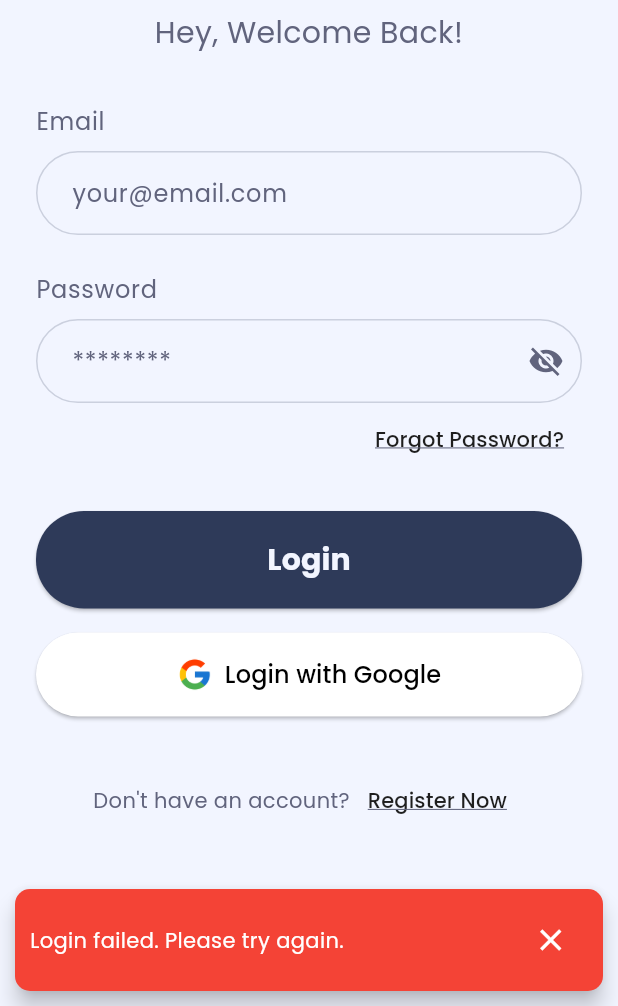
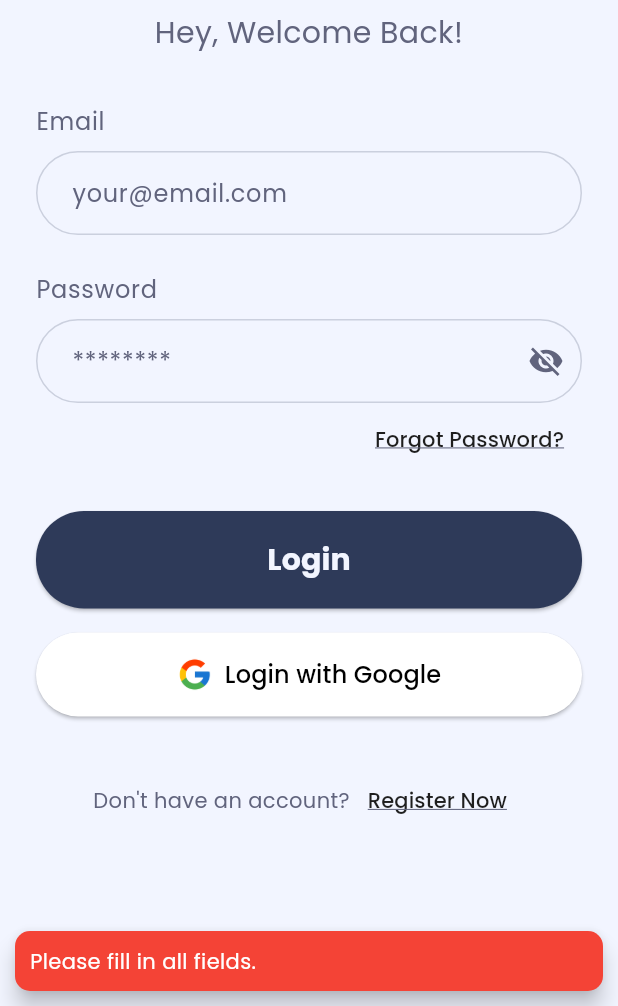
Before and after one commit to burcok/cookrange, a Flutter app: the LoginScreen screen opened by its route, after a tap on "Login", on a phone screen of 412 x 824 dp, the part 230-1236 px from its top. Run offline on Flutter 3.47's test engine with Material 3 defaults, Android fonts, the phone set to English and light mode, and no system bars; our stand-ins replace connectivity_plus, device_info_plus, firebase_analytics, firebase_auth, firebase_core, firebase_crashlytics and 8 more; accounts and stored records are empty; generated files the repository leaves out were written again.

Commit message:
Update Firebase dependencies, enhance authentication error handling, and improve user experience in login and registration flows. Add home screen navigation and refine analytics logging for user actions.

```diff
--- a/lib/main.dart
+++ b/lib/main.dart
@@ -15,6 +15,7 @@ import 'providers/onboarding_provider.dart';
 import 'screens/splash_screen.dart';
 import 'screens/auth/login_screen.dart';
 import 'screens/auth/register_screen.dart';
+import 'screens/home/home.dart';
 
 Future<void> main() async {
   WidgetsFlutterBinding.ensureInitialized();
@@ -107,6 +108,7 @@ class MyApp extends StatelessWidget {
                 routes: {
                   '/login': (context) => const LoginScreen(),
                   '/register': (context) => const RegisterScreen(),
+                  '/home': (context) => const HomeScreen(),
                   // Diğer authentication ekranları buraya eklenecek
                 },
                 navigatorObservers: [
--- a/lib/screens/auth/login_screen.dart
+++ b/lib/screens/auth/login_screen.dart
@@ -39,67 +39,69 @@ class _LoginScreenState extends State<LoginScreen> {
   }
 
   Future<void> _login(BuildContext context) async {
-    if (_isLoading) return; // Prevent multiple login attempts
+    if (_isLoading) return;
 
     setState(() {
       _isLoading = true;
     });
 
     try {
-      // Validate inputs before making the API call
-      if (_emailController.text.trim().isEmpty ||
-          _passwordController.text.trim().isEmpty) {
-        throw Exception('empty-fields');
+      final email = _emailController.text.trim();
+      final password = _passwordController.text.trim();
+
+      if (email.isEmpty || password.isEmpty) {
+        throw AuthException('empty-fields');
       }
 
-      await AuthService().signInWithEmail(
-        _emailController.text.trim(),
-        _passwordController.text.trim(),
-      );
+      final user = await AuthService().signInWithEmail(email, password);
 
-      if (mounted) {
-        // Navigator.pushNamed(context, "/home");
-        ScaffoldMessenger.of(context).showSnackBar(
-          SnackBar(
-            content: Text(
-              'Giriş Başarılı',
-              style: const TextStyle(
-                fontFamily: 'Poppins',
-                fontSize: 14,
-                color: Colors.black,
-              ),
-            ),
-            duration: const Duration(seconds: 10),
-            backgroundColor: Colors.green,
-            shape: RoundedRectangleBorder(
-              borderRadius: BorderRadius.circular(10),
-            ),
-            closeIconColor: Colors.white,
-            showCloseIcon: true,
-            behavior: SnackBarBehavior.floating,
-            margin: const EdgeInsets.all(10),
-            padding: const EdgeInsets.all(10),
-          ),
+      print('user: $user');
+      if (!mounted) return;
+      print('mounted');
+
+      if (user != null) {
+        if (!user.emailVerified) {
+          await AuthService().sendEmailVerification();
+        }
+
+        Navigator.pushNamedAndRemoveUntil(
+          context,
+          "/home",
+          (route) => false,
         );
       }
-    } on Exception catch (e) {
+    } on AuthException catch (e) {
       if (!mounted) return;
 
       String msg;
-      print(e.toString());
-      if (e.toString().contains('user-not-found')) {
+      switch (e.code) {
+        case 'user-not-found':
+        case 'wrong-password':
+        case 'invalid-email':
           msg = AppLocalizations.of(context)
               .translate('auth.login_errors.invalid_credentials');
-      } else if (e.toString().contains('wrong-password')) {
-        msg = AppLocalizations.of(context)
-            .translate('auth.login_errors.invalid_credentials');
-      } else if (e.toString().contains('invalid-email')) {
-        msg = AppLocalizations.of(context)
-            .translate('auth.login_errors.invalid_credentials');
-      } else if (e.toString().contains('network-error')) {
+          break;
+        case 'network-error':
           msg = AppLocalizations.of(context)
               .translate('auth.login_errors.network_error');
-      } else {
+          break;
+        case 'empty-fields':
+          msg = AppLocalizations.of(context)
+              .translate('auth.login_errors.empty_fields');
+          break;
+        case 'type-error':
+          msg = AppLocalizations.of(context)
+              .translate('auth.login_errors.type_error');
+          break;
+        case 'user-disabled':
+          msg = AppLocalizations.of(context)
+              .translate('auth.login_errors.user_disabled');
+          break;
+        case 'too-many-requests':
+          msg = AppLocalizations.of(context)
+              .translate('auth.login_errors.too_many_requests');
+          break;
+        default:
           msg = AppLocalizations.of(context)
               .translate('auth.login_errors.login_error');
       }
@@ -114,13 +116,36 @@ class _LoginScreenState extends State<LoginScreen> {
               color: Colors.white,
             ),
           ),
-          duration: const Duration(seconds: 10),
+          duration: const Duration(seconds: 5),
           backgroundColor: Colors.red,
           shape: RoundedRectangleBorder(
             borderRadius: BorderRadius.circular(10),
           ),
-          closeIconColor: Colors.white,
-          showCloseIcon: true,
+          behavior: SnackBarBehavior.floating,
+          margin: const EdgeInsets.all(10),
+          padding: const EdgeInsets.all(10),
+        ),
+      );
+    } catch (e) {
+      if (!mounted) return;
+
+      print("Unexpected error during login: $e");
+      ScaffoldMessenger.of(context).showSnackBar(
+        SnackBar(
+          content: Text(
+            AppLocalizations.of(context)
+                .translate('auth.login_errors.unexpected_error'),
+            style: const TextStyle(
+              fontFamily: 'Poppins',
+              fontSize: 14,
+              color: Colors.white,
+            ),
+          ),
+          duration: const Duration(seconds: 5),
+          backgroundColor: Colors.red,
+          shape: RoundedRectangleBorder(
+            borderRadius: BorderRadius.circular(10),
+          ),
           behavior: SnackBarBehavior.floating,
           margin: const EdgeInsets.all(10),
           padding: const EdgeInsets.all(10),
```
Also changed, not shown: lib/core/services/analytics_service.dart (+11 -2 lines), lib/core/services/auth_service.dart (+46 -40 lines), lib/screens/auth/register_screen.dart (+50 -13 lines), lib/screens/home/home.dart (added, +14 -0 lines), pubspec.yaml (+4 -4 lines), pubspec.lock. Lines whose indentation alone changed are shown as unchanged.
